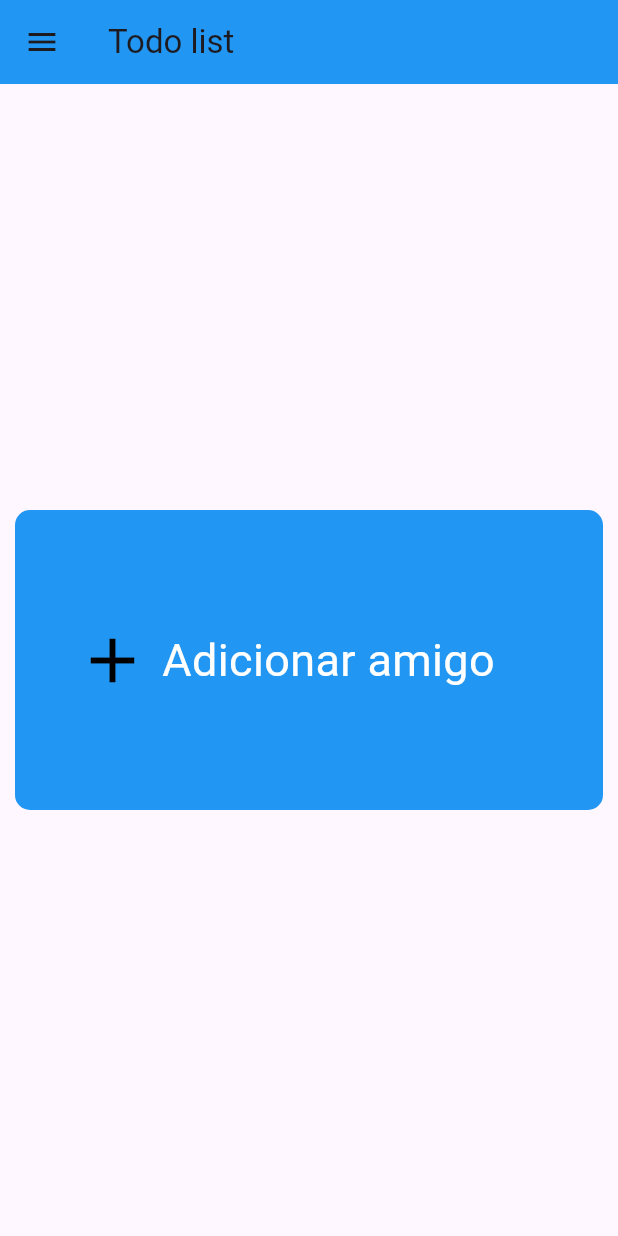
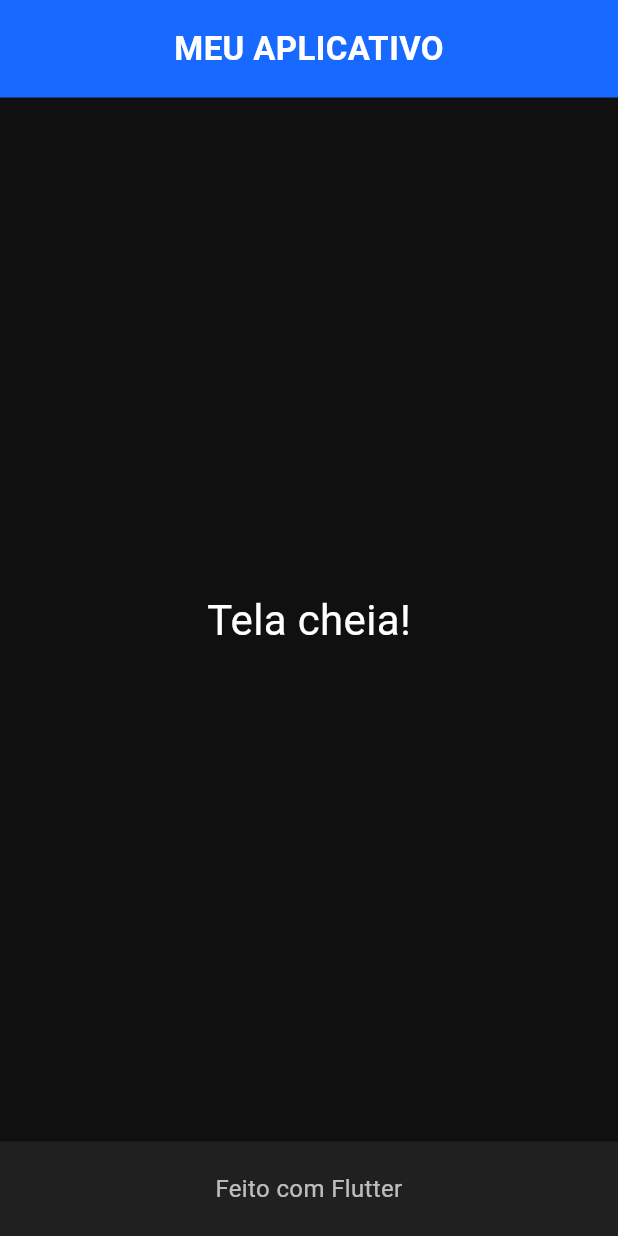
Before and after one commit to cads-cads/todo_app, a Flutter app: the screen it shows after launch, on a phone screen of 412 x 824 dp. Run offline on Flutter 3.47's test engine with Material 3 defaults, Android fonts, the phone set to English and light mode, and no system bars.

Commit message:
Tela cheia

```diff
--- a/lib/main.dart
+++ b/lib/main.dart
@@ -1,63 +1,81 @@
+
 import 'package:flutter/material.dart';
+import 'package:flutter/services.dart';
 
-void main() => runApp(const MyApp());
+Future<void> main() async {
+  WidgetsFlutterBinding.ensureInitialized();
 
-class MyApp extends StatelessWidget {
-  const MyApp({super.key});
+  // Oculta as barras do Android
+  await SystemChrome.setEnabledSystemUIMode(
+    SystemUiMode.immersiveSticky,
+  );
+
+  runApp(const MeuApp());
+}
+
+class MeuApp extends StatelessWidget {
+  const MeuApp({super.key});
 
   @override
   Widget build(BuildContext context) {
-    return MaterialApp(
-      title: 'Flutter Demo',
+    return const MaterialApp(
       debugShowCheckedModeBanner: false,
-      color: Colors.purpleAccent,
-      theme: ThemeData(
-        colorScheme: ColorScheme.fromSeed(seedColor: Colors.deepPurple),
-      ),
-      home: Home(),
+      home: TelaInicial(),
     );
   }
 }
 
-class Home extends StatelessWidget {
-  const Home({super.key});
+class TelaInicial extends StatelessWidget {
+  const TelaInicial({super.key});
 
   @override
   Widget build(BuildContext context) {
     return Scaffold(
-      appBar: AppBar(
-        backgroundColor: Colors.blue,
-        title: const Text("Todo list"),
-        leading: const Icon(Icons.menu),
+      backgroundColor: const Color(0xFF101010),
+      body: SizedBox.expand(
+        child: Column(
+          children: [
+            Container(
+              width: double.infinity,
+              height: 65,
+              color: const Color(0xFF1769FF),
+              alignment: Alignment.center,
+              child: const Text(
+                'MEU APLICATIVO',
+                style: TextStyle(
+                  color: Colors.white,
+                  fontSize: 22,
+                  fontWeight: FontWeight.bold,
+                ),
+              ),
+            ),
+            const Expanded(
+              child: Center(
+                child: Text(
+                  'Tela cheia!',
+                  style: TextStyle(
+                    color: Colors.white,
+                    fontSize: 28,
+                  ),
+                ),
+              ),
+            ),
+            Container(
+              width: double.infinity,
+              padding: const EdgeInsets.all(20),
+              color: const Color(0xFF202020),
+              child: const Text(
+                'Feito com Flutter',
+                textAlign: TextAlign.center,
+                style: TextStyle(
+                  color: Colors.white70,
+                  fontSize: 16,
+                ),
+              ),
+            ),
+          ],
+        ),
       ),
-
-      body: Center(child: _card()),
     );
   }
 }
-
-Widget _card() {
-  return Container(
-    width: double.infinity,
-    margin: EdgeInsets.all(10),
-    padding: EdgeInsets.symmetric(horizontal: 32, vertical: 32),
-    height: 200,
-    decoration: BoxDecoration(
-      color: Colors.blue,
-      borderRadius: BorderRadius.circular(10),
-    ),
-    child: Row(
-      //mainAxisAlignment: MainAxisAlignment.spaceBetween,
-      children: [
-        IconButton(
-          onPressed: () {},
-          icon: Icon(Icons.add, size: 50, color: Colors.black),
-        ),
-        Text(
-          "Adicionar amigo",
-          style: TextStyle(fontSize: 30, color: Colors.white),
-        ),
-      ],
-    ),
-  );
-}
```
